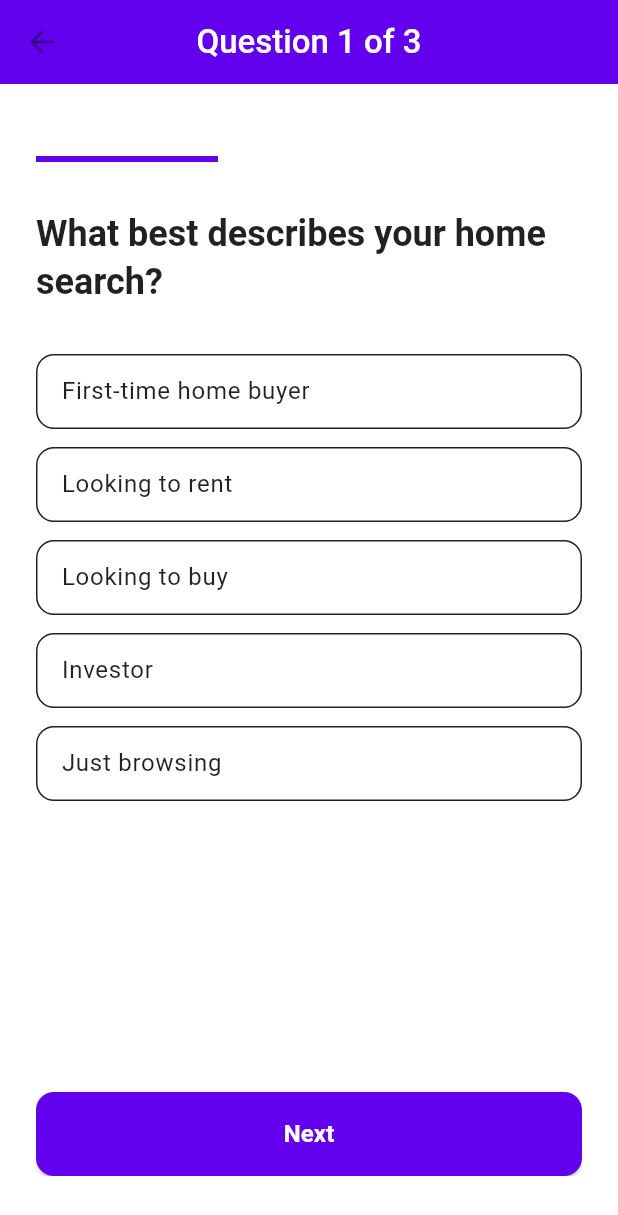
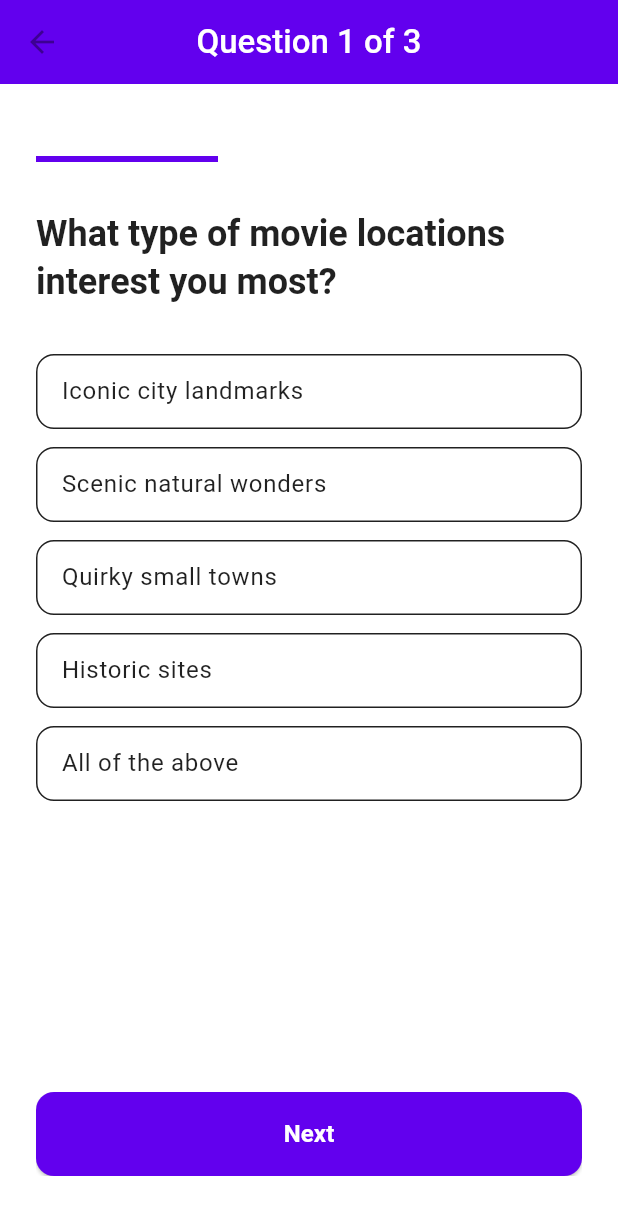
Before and after one commit to Lupeggy/cina, a Flutter app: the QuestionsScreen screen opened by its route, on a phone screen of 412 x 824 dp. Shown: the top 1215 px of the screen. Run offline on Flutter 3.47's test engine with Material 3 defaults, Android fonts, the phone set to English and light mode, and no system bars; our stand-ins replace cached_network_image, firebase_auth, firebase_core, flutter_svg, font_awesome_flutter, geolocator and 10 more; accounts and stored records are empty.

Commit message:
onbaording content fixed

```diff
--- a/lib/screens/onboarding/onboarding_screen.dart
+++ b/lib/screens/onboarding/onboarding_screen.dart
@@ -22,19 +22,19 @@ class _OnboardingScreenState extends State<OnboardingScreen> {
   int _currentPage = 0;
   final List<OnboardingPage> _pages = [
     OnboardingPage(
-      title: 'Find Your Perfect Home',
-      description: 'Discover the perfect place to live with our vast selection of rental properties.',
-      icon: Icons.home_outlined,
+      title: 'Explore Iconic Movie Locations',
+      description: 'Discover and visit the most famous filming locations from your favorite movies and TV shows around the world.',
+      icon: Icons.movie_outlined,
     ),
     OnboardingPage(
-      title: 'Save Your Favorites',
-      description: 'Save your favorite properties and get notified about price drops and availability.',
-      icon: Icons.favorite_border,
+      title: 'Create Your Movie Journey',
+      description: 'Save your favorite film locations and plan your ultimate movie-themed travel itinerary.',
+      icon: Icons.travel_explore,
     ),
     OnboardingPage(
-      title: 'Easy Application',
-      description: 'Apply for properties directly through the app with just a few taps.',
-      icon: Icons.description_outlined,
+      title: 'Immerse in Film History',
+    description: 'Learn behind-the-scenes stories and fun facts about how these locations were used in cinema.',
+    icon: Icons.theaters_outlined,
     ),
   ];
 
--- a/lib/screens/onboarding/questions_screen.dart
+++ b/lib/screens/onboarding/questions_screen.dart
@@ -17,42 +17,42 @@ class _QuestionsScreenState extends State<QuestionsScreen> {
 
   final List<Map<String, dynamic>> _questions = [
     {
-      'question': 'What best describes your home search?',
+      'question': 'What type of movie locations interest you most?',
       'type': 'single_select',
-      'key': 'user_type',
+      'key': 'location_type',
       'options': [
-        'First-time home buyer',
-        'Looking to rent',
-        'Looking to buy',
-        'Investor',
-        'Just browsing',
+        'Iconic city landmarks',
+        'Scenic natural wonders',
+        'Quirky small towns',
+        'Historic sites',
+        'All of the above',
       ],
     },
     {
-      'question': 'What are your must-have features?',
+      'question': 'Which movie genres do you enjoy?',
       'type': 'multi_select',
-      'key': 'must_have_features',
+      'key': 'movie_genres',
       'options': [
-        'Pet-friendly',
-        'Parking space',
-        'Balcony/Patio',
-        'In-unit laundry',
-        'Fully furnished',
-        'Swimming pool',
-        'Gym',
-        'Security',
+        'Action & Adventure',
+        'Science Fiction',
+        'Fantasy',
+        'Romance',
+        'Horror',
+        'Comedy',
+        'Drama',
+        'Documentary',
       ],
     },
     {
-      'question': 'When are you planning to move?',
+      'question': 'How do you prefer to experience film locations?',
       'type': 'single_select',
-      'key': 'timeline',
+      'key': 'experience_type',
       'options': [
-        'Immediately',
-        'Within 1 month',
-        '1-3 months',
-        '3-6 months',
-        'Just exploring options',
+        'Guided tours',
+        'Self-guided exploration',
+        'Photography spots',
+        'Recreating movie scenes',
+        'Learning film history',
       ],
     },
   ];
```
